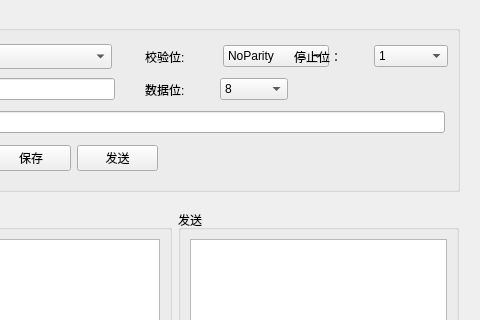
Qt form src/SerialNetTools/qt_ui/mainwindow.ui (zhangxiaojian19926/c-_algorithm) before a commit; both pictures show x 129 to 609 and y 0 to 320 of the 609 by 500 pixel window.
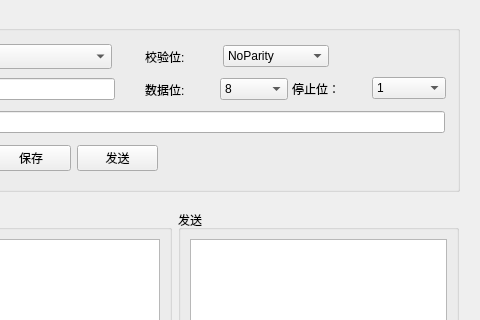
The same form after that commit.

```diff
--- a/src/SerialNetTools/qt_ui/mainwindow.ui
+++ b/src/SerialNetTools/qt_ui/mainwindow.ui
@@ -82,8 +82,8 @@
     <widget class="QWidget" name="layoutWidget">
      <property name="geometry">
       <rect>
-       <x>402</x>
-       <y>32</y>
+       <x>400</x>
+       <y>64</y>
        <width>154</width>
        <height>27</height>
       </rect>
@@ -282,7 +282,7 @@
      </property>
     </widget>
    </widget>
-   <widget class="QWidget" name="">
+   <widget class="QWidget" name="layoutWidget">
     <property name="geometry">
      <rect>
       <x>20</x>
```
